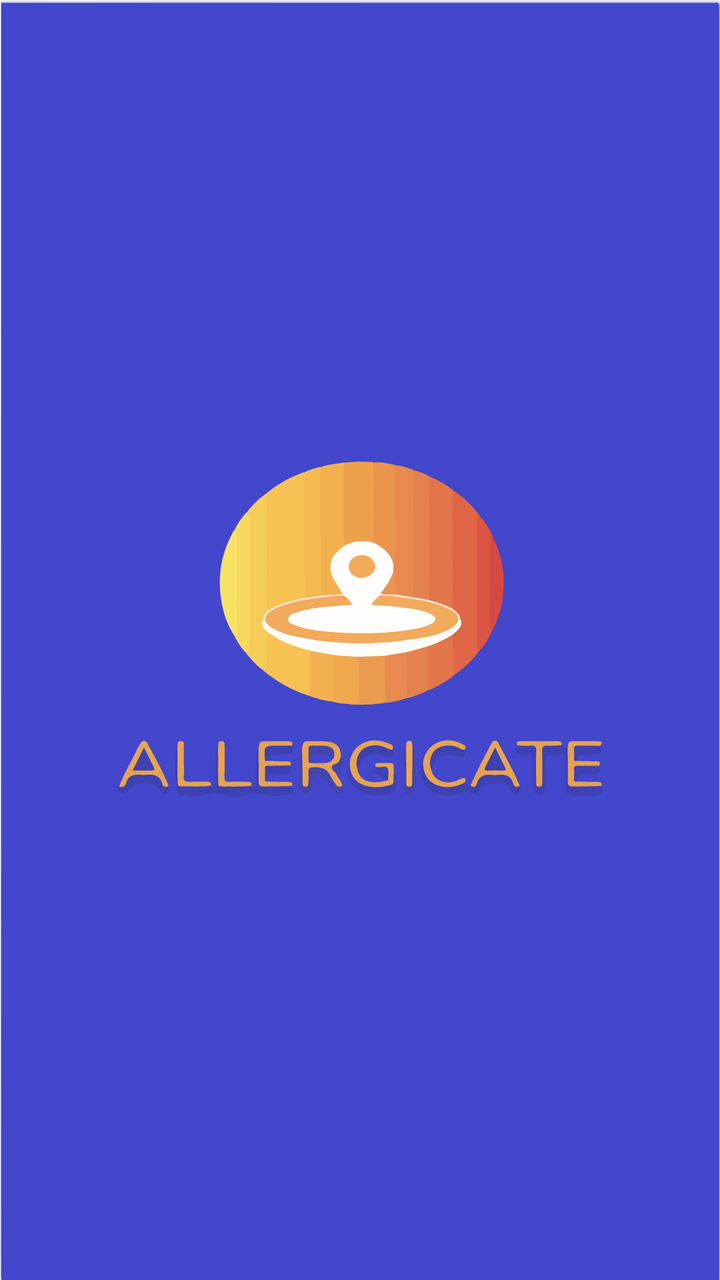
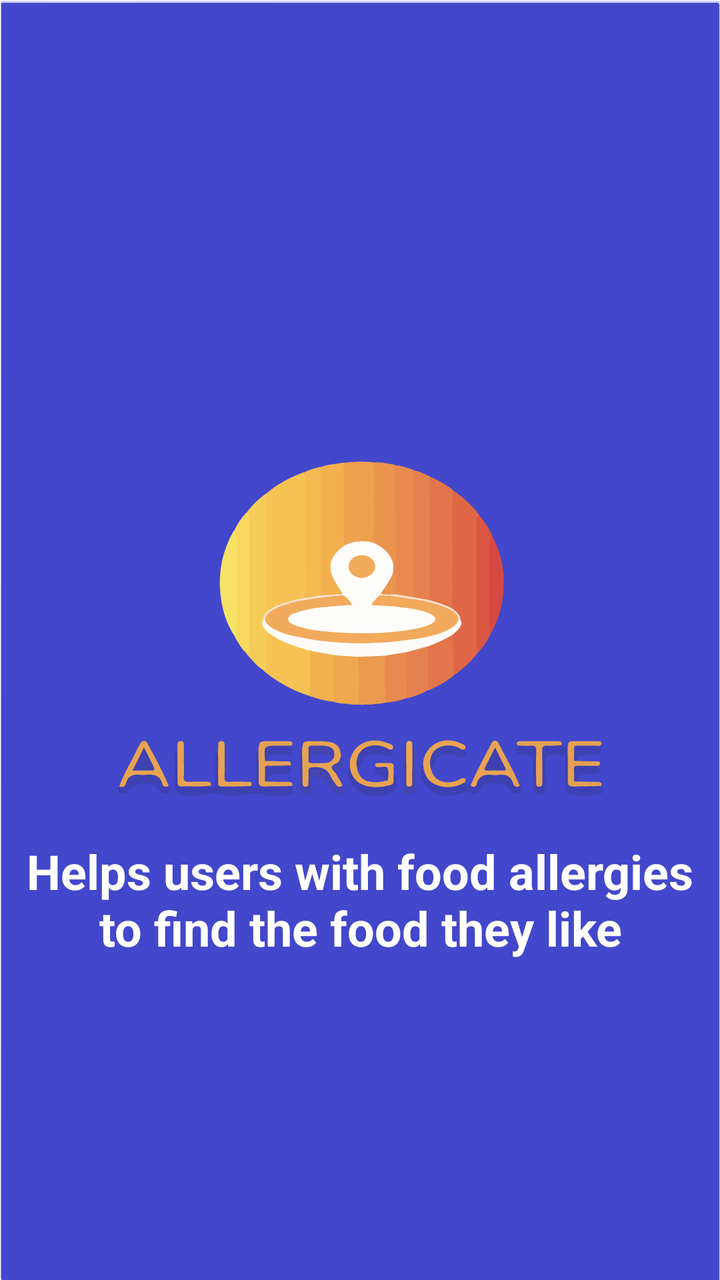

Two renders of the same Android screen: before a commit and after it. Below are the layout's source before the change and the commit's diff.
<!-- AndroidManifest.xml: application theme Theme.ALLERGICATEVersion2 -->
<!-- res/layout/activity_main.xml -->
<?xml version="1.0" encoding="utf-8"?>
<androidx.constraintlayout.widget.ConstraintLayout xmlns:android="http://schemas.android.com/apk/res/android"
    xmlns:app="http://schemas.android.com/apk/res-auto"
    xmlns:tools="http://schemas.android.com/tools"
    android:layout_width="match_parent"
    android:layout_height="match_parent"
    tools:context=".MainActivity"
    android:background="@drawable/splashscreen"
    android:scaleType="fitStart"
    android:theme="@style/Theme.ALLERGICATEVersion2">

</androidx.constraintlayout.widget.ConstraintLayout>
<!-- resources referenced by this layout -->
<resources>
  <!-- drawable splashscreen: vector/xml drawable (drawable, 32582 chars, omitted) -->
  <style name="Theme.ALLERGICATEVersion2" parent="Theme.AppCompat.Light.DarkActionBar">
          
          <item name="colorPrimary">#FFFF5722</item>
          <item name="colorPrimaryVariant">@color/purple_700</item>
          <item name="colorOnPrimary">@color/white</item>
          
          <item name="colorSecondary">@color/teal_200</item>
          <item name="colorSecondaryVariant">@color/teal_700</item>
          <item name="colorOnSecondary">@color/black</item>
          
          <item name="android:statusBarColor">?attr/colorPrimaryVariant</item>
          
          <item name="windowActionBar">true</item>
      </style>
  <color name="purple_700">#FF3700B3</color>
  <color name="white">#FFFFFFFF</color>
  <color name="teal_200">#FF03DAC5</color>
  <color name="teal_700">#FF018786</color>
  <color name="black">#FF000000</color>
</resources>

<!-- the commit's change to res/layout/activity_main.xml (unified diff, before → after) -->
@@ -9,4 +9,20 @@
     android:scaleType="fitStart"
     android:theme="@style/Theme.ALLERGICATEVersion2">
 
+
+    <TextView
+        android:id="@+id/textView2"
+        android:layout_width="wrap_content"
+        android:layout_height="wrap_content"
+        android:text="Helps users with food allergies to find the food they like"
+        android:textAlignment="center"
+        android:textColor="@color/white"
+        android:textSize="24sp"
+        android:textStyle="bold"
+        app:layout_constraintBottom_toBottomOf="parent"
+        app:layout_constraintEnd_toEndOf="parent"
+        app:layout_constraintHorizontal_bias="0.441"
+        app:layout_constraintStart_toStartOf="parent"
+        app:layout_constraintTop_toTopOf="parent"
+        app:layout_constraintVertical_bias="0.724" />
 </androidx.constraintlayout.widget.ConstraintLayout>
